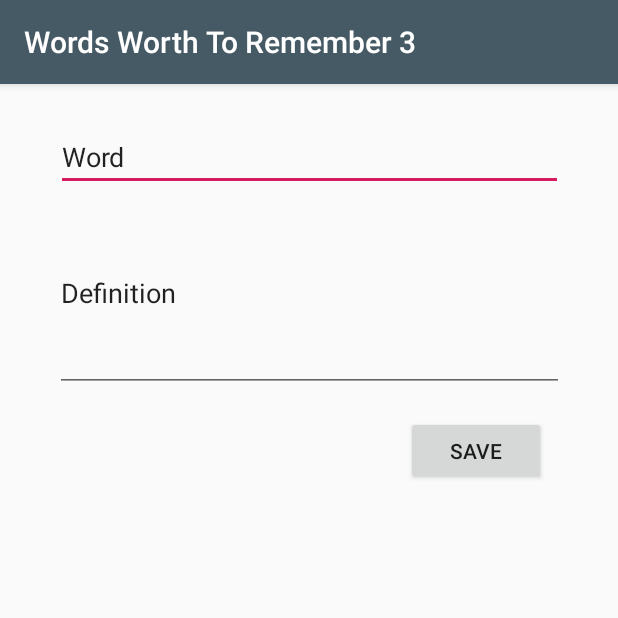
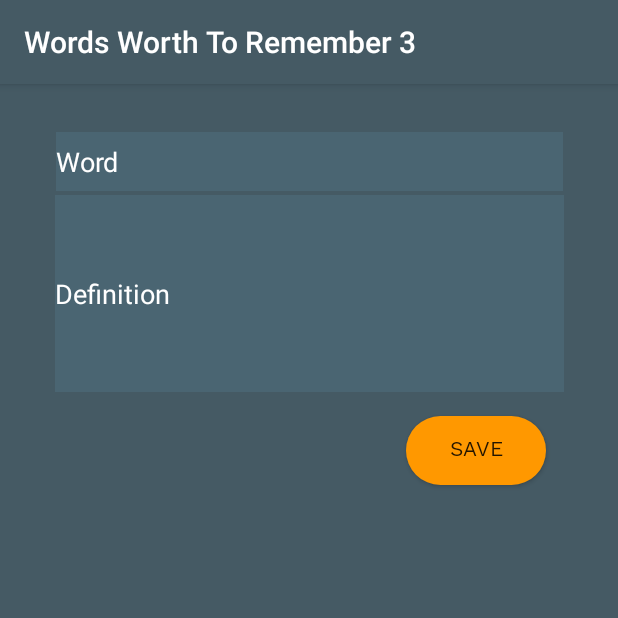
Before and after one commit to jnrdrgz/WordsWorthToRemember, an Android app: the EditWordActivity screen opened directly, with no data from a screen before it, on a phone screen of 412 x 824 dp, the top half of it. Run offline under Robolectric (Android 15) with nearby library versions, the phone set to English and light mode, and no system bars.

Commit message:
layout finished

```diff
--- a/app/src/main/res/layout/activity_edit_word.xml
+++ b/app/src/main/res/layout/activity_edit_word.xml
@@ -4,7 +4,8 @@
     xmlns:tools="http://schemas.android.com/tools"
     android:layout_width="match_parent"
     android:layout_height="match_parent"
-    tools:context=".EditWordActivity">
+    tools:context=".EditWordActivity"
+    android:background="@color/colorBackground">
 
     <EditText
         android:id="@+id/box_definition"
@@ -17,7 +18,9 @@
         app:layout_constraintEnd_toEndOf="parent"
         app:layout_constraintHorizontal_bias="0.506"
         app:layout_constraintStart_toStartOf="parent"
-        app:layout_constraintTop_toTopOf="parent" />
+        app:layout_constraintTop_toTopOf="parent"
+        android:background="@color/colorBackgroundSecondary"
+        android:textColor="#FFFFFF"/>
 
     <EditText
         android:id="@+id/box_word"
@@ -31,7 +34,9 @@
         app:layout_constraintBottom_toTopOf="@+id/button_add"
         app:layout_constraintEnd_toEndOf="parent"
         app:layout_constraintStart_toStartOf="parent"
-        app:layout_constraintTop_toTopOf="parent" />
+        app:layout_constraintTop_toTopOf="parent"
+        android:background="@color/colorBackgroundSecondary"
+        android:textColor="#FFFFFF"/>
 
     <Button
         android:id="@+id/button_save"
@@ -41,5 +46,7 @@
         android:layout_marginEnd="48dp"
         android:text="Save"
         app:layout_constraintEnd_toEndOf="parent"
-        app:layout_constraintTop_toBottomOf="@+id/box_word" />
+        app:layout_constraintTop_toBottomOf="@+id/box_word"
+        android:background="@drawable/button_shape"
+        android:fontFamily="@font/work_sans"/>
 </android.support.constraint.ConstraintLayout>
```
